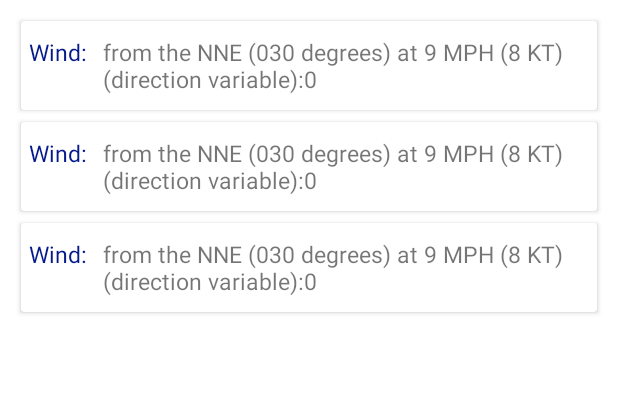
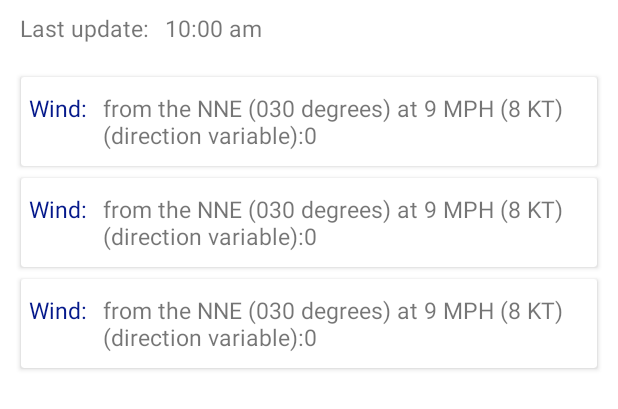
Before and after one commit to MahmoudShawky/METAR, an Android app: the layout fragment_metar_details.xml on its own in the app's theme, with its tools: preview values and no code run, on a phone screen of 412 x 824 dp. Shown: the top 409 px of the screen. Run offline under Robolectric (Android 15) with nearby library versions, the phone set to English and light mode, and no system bars.

Commit message:
Add UpdateWork add last update in details

```diff
--- a/app/src/main/java/eg/mahmoudShawky/metar/ui/base/BaseFragment.java
+++ b/app/src/main/java/eg/mahmoudShawky/metar/ui/base/BaseFragment.java
@@ -41,6 +41,12 @@ public abstract class BaseFragment extends Fragment {
 
     public ViewModelProvider getViewModelProvider() {
         return viewModelProvider;
+    }
+
+    @Override
+    public void onCreate(@Nullable Bundle savedInstanceState) {
+        super.onCreate(savedInstanceState);
+        setHasOptionsMenu(true);
     }
 
     @Override
--- a/app/src/main/java/eg/mahmoudShawky/metar/ui/favouriteStations/FavouriteStationsViewModel.java
+++ b/app/src/main/java/eg/mahmoudShawky/metar/ui/favouriteStations/FavouriteStationsViewModel.java
@@ -2,7 +2,6 @@ package eg.mahmoudShawky.metar.ui.favouriteStations;
 
 import androidx.hilt.lifecycle.ViewModelInject;
 import androidx.lifecycle.LiveData;
-import androidx.lifecycle.ViewModel;
 
 import java.util.List;
 
@@ -24,7 +23,7 @@ public class FavouriteStationsViewModel extends BaseViewModel {
     @ViewModelInject
     public FavouriteStationsViewModel(Repository repository) {
         super(repository);
-        stations = repository.getFavouriteStations();
+        stations = repository.getFavouriteStationsLiveData();
     }
 
     public void setFavouriteStation(StationEntity station, boolean isFavourite) {
--- a/app/src/main/java/eg/mahmoudShawky/metar/utils/Consts.java
+++ b/app/src/main/java/eg/mahmoudShawky/metar/utils/Consts.java
@@ -2,4 +2,5 @@ package eg.mahmoudShawky.metar.utils;
 
 public class Consts {
     public static final String GERMANY_STATIONS_PREFIX = "ED";
+    public static final int UPDATE_INTERVAL_IN_MIN = 15;
 }
--- a/app/src/main/res/layout/fragment_metar_details.xml
+++ b/app/src/main/res/layout/fragment_metar_details.xml
@@ -6,6 +6,38 @@
     android:layout_width="match_parent"
     android:layout_height="match_parent"
     android:fitsSystemWindows="true">
+
+    <androidx.appcompat.widget.LinearLayoutCompat
+        android:layout_width="match_parent"
+        android:layout_height="wrap_content"
+        android:orientation="vertical">
+
+        <androidx.appcompat.widget.LinearLayoutCompat
+            android:layout_width="match_parent"
+            android:layout_height="wrap_content"
+            android:layout_margin="8dp"
+            android:orientation="horizontal">
+
+            <com.google.android.material.textview.MaterialTextView
+                android:layout_width="wrap_content"
+                android:layout_height="wrap_content"
+                android:paddingStart="5dp"
+                android:paddingEnd="5dp"
+                android:text="@string/updated_at"
+                android:textAlignment="viewStart"
+                android:textSize="15sp" />
+
+            <com.google.android.material.textview.MaterialTextView
+                android:id="@+id/tvUpdatedAt"
+                android:layout_width="wrap_content"
+                android:layout_height="wrap_content"
+                android:paddingStart="5dp"
+                android:paddingEnd="5dp"
+                android:textAlignment="viewStart"
+                android:textSize="15sp"
+                tools:text="10:00 am" />
+
+        </androidx.appcompat.widget.LinearLayoutCompat>
 
         <androidx.recyclerview.widget.RecyclerView
             android:id="@+id/rvPairs"
@@ -19,6 +51,6 @@
             android:paddingBottom="5dp"
             app:layoutManager="androidx.recyclerview.widget.LinearLayoutManager"
             tools:listitem="@layout/list_item_label_value" />
-
+    </androidx.appcompat.widget.LinearLayoutCompat>
 
 </androidx.swiperefreshlayout.widget.SwipeRefreshLayout>
--- a/app/src/main/res/values/strings.xml
+++ b/app/src/main/res/values/strings.xml
@@ -7,4 +7,5 @@
     <string name="no_data_found">No Data Found</string>
     <string name="some_error_occured">Some Error has occurred, please try again</string>
     <string name="no_active_connection">No active internet connection</string>
+    <string name="updated_at">Last update:</string>
 </resources>
```
Also changed, not shown: app/src/main/AndroidManifest.xml (+10 -0 lines), app/src/main/java/eg/mahmoudShawky/metar/MetarApp.java (+15 -1 lines), app/src/main/java/eg/mahmoudShawky/metar/data/RepositoryImp.java (+6 -1 lines), app/src/main/java/eg/mahmoudShawky/metar/data/local/db/DbHelper.java (+12 -2 lines), app/src/main/java/eg/mahmoudShawky/metar/data/local/db/DbHelperImp.java (+6 -1 lines), app/src/main/java/eg/mahmoudShawky/metar/data/local/db/dao/StationDAO.java (+8 -2 lines), app/src/main/java/eg/mahmoudShawky/metar/di/AppModule.java (+21 -3 lines), app/src/main/java/eg/mahmoudShawky/metar/ui/MainActivity.java (+22 -1 lines), app/src/main/java/eg/mahmoudShawky/metar/ui/favouriteStations/FavouriteStationsFragment.java (+7 -9 lines), app/src/main/java/eg/mahmoudShawky/metar/ui/metarDetails/MetarDetailsFragment.java (+14 -6 lines), app/src/main/java/eg/mahmoudShawky/metar/ui/stationsSearch/SearchFragment.java (+0 -7 lines), app/src/main/java/eg/mahmoudShawky/metar/workers/MetarWorkerFactory.java (added, +29 -0 lines), app/src/main/java/eg/mahmoudShawky/metar/workers/UpdateWork.java (added, +54 -0 lines), app/src/main/res/layout/fragment_favourite_stations.xml (+9 -1 lines). Lines whose indentation alone changed are shown as unchanged.
